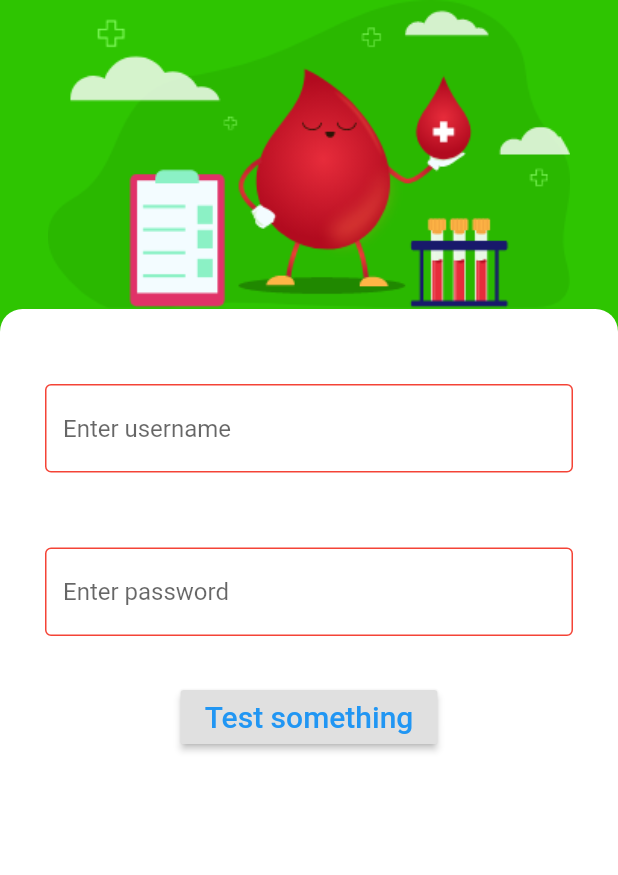
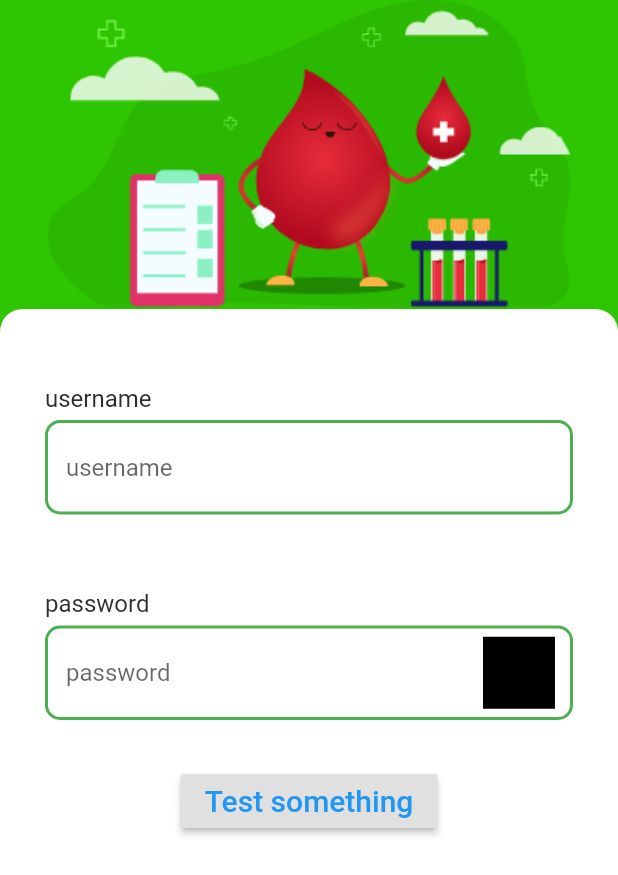
Before and after one commit to giaanqn95/flutter_app, a Flutter app: the screen it shows after launch, on a phone screen of 412 x 824 dp. Shown: the top 875 px of the screen. Run offline on Flutter 3.47's test engine with Material 2 defaults, Android fonts, the phone set to English and light mode, and no system bars; our stand-ins replace toast; accounts and stored records are empty.

Commit message:
Update base view and call api service

```diff
--- /dev/null
+++ b/lib/custom/CustomView.dart
@@ -0,0 +1,94 @@
+import 'package:flutter/material.dart';
+import 'package:flutter_app/ExtensionProperty/ActivityNavigation.dart';
+
+class EditTextWidget extends StatefulWidget {
+  BuildContext context;
+  String hint;
+  TextEditingController textEditingController;
+  TextInputType keyboardType;
+  Icon iconStart;
+  Icon iconEnd;
+  bool isPassword;
+
+  EditTextWidget(
+      {Key key,
+      @required this.context,
+      @required this.hint,
+      @required this.textEditingController,
+      @required this.keyboardType,
+      @required this.iconStart,
+      @required this.iconEnd,
+      @required this.isPassword})
+      : super(key: key);
+
+  @override
+  EditTextWidgetState createState() => EditTextWidgetState();
+}
+
+class EditTextWidgetState extends State<EditTextWidget> {
+  void changeInputType() {
+    print("changeInputType");
+    setState(() {
+      print("changeInputType ${widget.isPassword}");
+      widget.isPassword = !widget.isPassword;
+      print("changeInputType ${widget.isPassword}");
+    });
+  }
+
+  @override
+  Widget build(BuildContext context) {
+    return Column(
+      crossAxisAlignment: CrossAxisAlignment.start,
+      children: [
+        Text(widget.hint,
+            textAlign: TextAlign.start,
+            style: TextStyle(fontSize: 16, color: HexColor.fromHex("#2E2E2E"))),
+        Container(
+          margin: EdgeInsets.only(top: 5.0),
+          alignment: Alignment.centerLeft,
+          width: MediaQuery.of(context).size.width,
+          decoration: BoxDecoration(
+              borderRadius: BorderRadius.circular(10.0),
+              border: Border.all(width: 2.0, color: Colors.green)),
+          child: Row(
+            crossAxisAlignment: CrossAxisAlignment.center,
+            children: <Widget>[
+              widget.iconStart != null
+                  ? Container(
+                      child: widget.iconStart,
+                      margin: EdgeInsets.only(left: 10))
+                  : Container(),
+              Expanded(
+                child: TextField(
+                  obscureText: widget.isPassword,
+                  controller: widget.textEditingController,
+                  keyboardType: widget.keyboardType,
+                  decoration: InputDecoration(
+                      focusedBorder: OutlineInputBorder(
+                          borderSide: BorderSide(
+                              color: Colors.transparent, width: 1.0)),
+                      enabledBorder: OutlineInputBorder(
+                          borderSide: BorderSide(
+                              color: Colors.transparent, width: 1.0)),
+                      hintText: widget.hint),
+                  textInputAction: TextInputAction.done,
+                ),
+              ),
+              widget.iconEnd != null
+                  ? Container(
+                decoration: BoxDecoration(color: Colors.black),
+                      child: IconButton(
+                        icon: widget.iconEnd,
+                        onPressed: () {
+                          changeInputType();
+                        },
+                      ),
+                      margin: EdgeInsets.only(right: 10))
+                  : Container()
+            ],
+          ),
+        )
+      ],
+    );
+  }
+}
--- a/lib/main.dart
+++ b/lib/main.dart
@@ -2,8 +2,11 @@ import 'dart:convert';
 
 import 'package:flutter/material.dart';
 import 'package:flutter_app/ExtensionProperty/ActivityNavigation.dart';
+import 'package:flutter_app/custom/CustomView.dart';
 import 'package:flutter_app/model/LoginBinding.dart';
 import 'package:flutter_app/model/BaseResponse.dart';
+import 'package:flutter_app/network_service/HttpService.dart';
+import 'network_service/KeyRequest.dart';
 import 'view/SecondRoute.dart';
 import 'package:toast/toast.dart';
 import 'package:http/http.dart' as http;
@@ -65,6 +68,7 @@ class _MyHomePageState extends State<MyHomePage> {
 
   Future<void> login() async {
     print("call api");
+    String a = KeyExtensionMap.valuesMap[KeyRequest.GET_SOMETHING];
     Toast.show("call api ne", context,
         duration: Toast.LENGTH_SHORT, gravity: Toast.BOTTOM);
     loginBinding = new LoginBinding(
@@ -123,36 +127,24 @@ class _MyHomePageState extends State<MyHomePage> {
                   children: [
                     Container(
                       margin: EdgeInsets.only(top: 50.0, left: 30, right: 30),
-                      child: TextField(
-                          controller: usernameController,
-                          decoration: InputDecoration(
-                              focusedBorder: OutlineInputBorder(
-                                borderSide: BorderSide(
-                                    color: Colors.greenAccent, width: 1.0),
-                              ),
-                              enabledBorder: OutlineInputBorder(
-                                borderSide:
-                                    BorderSide(color: Colors.red, width: 1.0),
-                              ),
-                              hintText: 'Enter username'),
-                          textInputAction: TextInputAction.next),
+                      child: EditTextWidget(
+                          context: context,
+                          hint: "username",
+                          textEditingController: usernameController,
+                          keyboardType: TextInputType.number,
+                          iconStart: null,
+                          isPassword: false),
                     ),
                     Container(
                       margin: EdgeInsets.only(top: 50.0, left: 30, right: 30),
-                      child: TextField(
-                        controller: passwordController,
-                        decoration: InputDecoration(
-                            focusedBorder: OutlineInputBorder(
-                              borderSide: BorderSide(
-                                  color: Colors.greenAccent, width: 1.0),
-                            ),
-                            enabledBorder: OutlineInputBorder(
-                              borderSide:
-                                  BorderSide(color: Colors.red, width: 1.0),
-                            ),
-                            hintText: 'Enter password'),
-                        textInputAction: TextInputAction.done,
-                      ),
+                      child: EditTextWidget(
+                          context: context,
+                          hint: "password",
+                          textEditingController: passwordController,
+                          keyboardType: TextInputType.text,
+                          iconStart: null,
+                          iconEnd: Icon(Icons.ac_unit),
+                          isPassword: true),
                     ),
                     _buildColumnBottom(),
                   ],
--- /dev/null
+++ b/lib/network_service/BaseRepository.dart
@@ -0,0 +1,21 @@
+
+class MyState {
+  MyState._();
+
+  factory MyState.success(String foo) = MySuccessState;
+  factory MyState.error(String foo) = MyErrorState;
+}
+
+class MyErrorState extends MyState {
+  MyErrorState(this.msg): super._();
+
+  final String msg;
+}
+
+class MySuccessState extends MyState {
+  MySuccessState(this.value): super._();
+
+  final String value;
+}
+
+//TODO: Làm sealed class cho call api
--- /dev/null
+++ b/lib/network_service/Domain.dart
@@ -0,0 +1,14 @@
+
+enum Domain {
+  DEV,
+  STAGING,
+}
+
+extension DomainExtensionMap on Domain{
+  static const valuesMap = const{
+    Domain.DEV: "a",
+    Domain.STAGING: "a",
+  };
+
+  String get values => valuesMap[this];
+}
--- /dev/null
+++ b/lib/network_service/HttpService.dart
@@ -0,0 +1,28 @@
+import 'package:http/http.dart' as http;
+import 'package:flutter_app/model/BaseResponse.dart';
+import 'dart:convert';
+import 'Domain.dart';
+import 'KeyRequest.dart';
+
+Domain getDomain(){
+  return Domain.DEV;
+}
+
+Future<BaseResponse> get(KeyRequest keyRequest, String codeComplete) async {
+  final response = await http.get(DomainExtensionMap.valuesMap[getDomain()] +
+      KeyExtensionMap.valuesMap[keyRequest]);
+
+  if (response.statusCode == 200) {
+    BaseResponse base = BaseResponse.fromJson(json.decode(response.body));
+    if(base.code == codeComplete){
+      return base;
+    }
+    // If the server did return a 200 OK response,
+    // then parse the JSON.
+    return BaseResponse();
+  } else {
+    // If the server did not return a 200 OK response,
+    // then throw an exception.
+    return BaseResponse();
+  }
+}
--- /dev/null
+++ b/lib/network_service/KeyRequest.dart
@@ -0,0 +1,11 @@
+enum KeyRequest {
+  GET_SOMETHING
+}
+
+extension KeyExtensionMap on KeyRequest{
+  static const valuesMap = const{
+    KeyRequest.GET_SOMETHING: "a",
+  };
+
+  String get values => valuesMap[this];
+}
```
